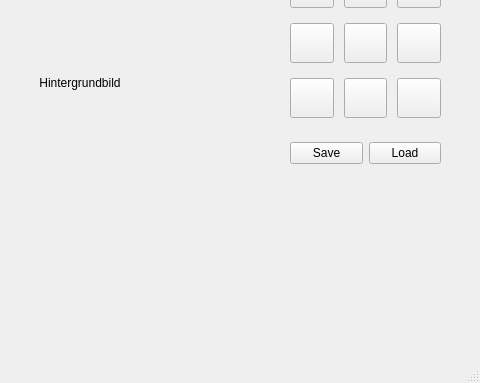
Qt form mainwindow.ui (Gibbyace/DungeonCrawler_Game_C-) before a commit; both pictures show x 320 to 800 and y 217 to 600 of the 800 by 600 pixel window.
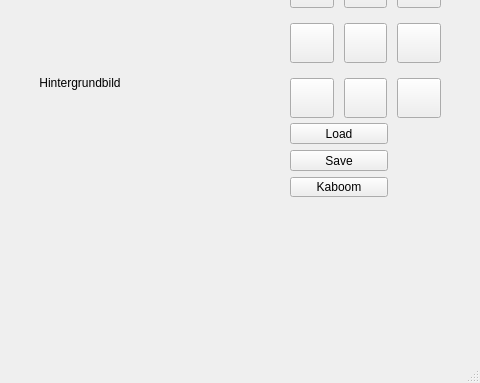
The same form after that commit.

Commit message: Kaboom implemented

What changed in the file:
```diff
--- a/mainwindow.ui
+++ b/mainwindow.ui
@@ -209,18 +209,11 @@
      <rect>
       <x>610</x>
       <y>340</y>
-      <width>151</width>
-      <height>61</height>
+      <width>98</width>
+      <height>74</height>
      </rect>
     </property>
-    <layout class="QHBoxLayout" name="horizontalLayout">
-     <item>
-      <widget class="QPushButton" name="saveButton">
-       <property name="text">
-        <string>Save</string>
-       </property>
-      </widget>
-     </item>
+    <layout class="QVBoxLayout" name="verticalLayout">
      <item>
       <widget class="QPushButton" name="loadButton">
        <property name="text">
@@ -228,6 +221,20 @@
        </property>
       </widget>
      </item>
+     <item>
+      <widget class="QPushButton" name="saveButton">
+       <property name="text">
+        <string>Save</string>
+       </property>
+      </widget>
+     </item>
+     <item>
+      <widget class="QPushButton" name="kaboomButton">
+       <property name="text">
+        <string>Kaboom</string>
+       </property>
+      </widget>
+     </item>
     </layout>
    </widget>
   </widget>
```
Left out of the diff: 4 changed lines with no effect on the pictures. The commit also changes 8 other files.
